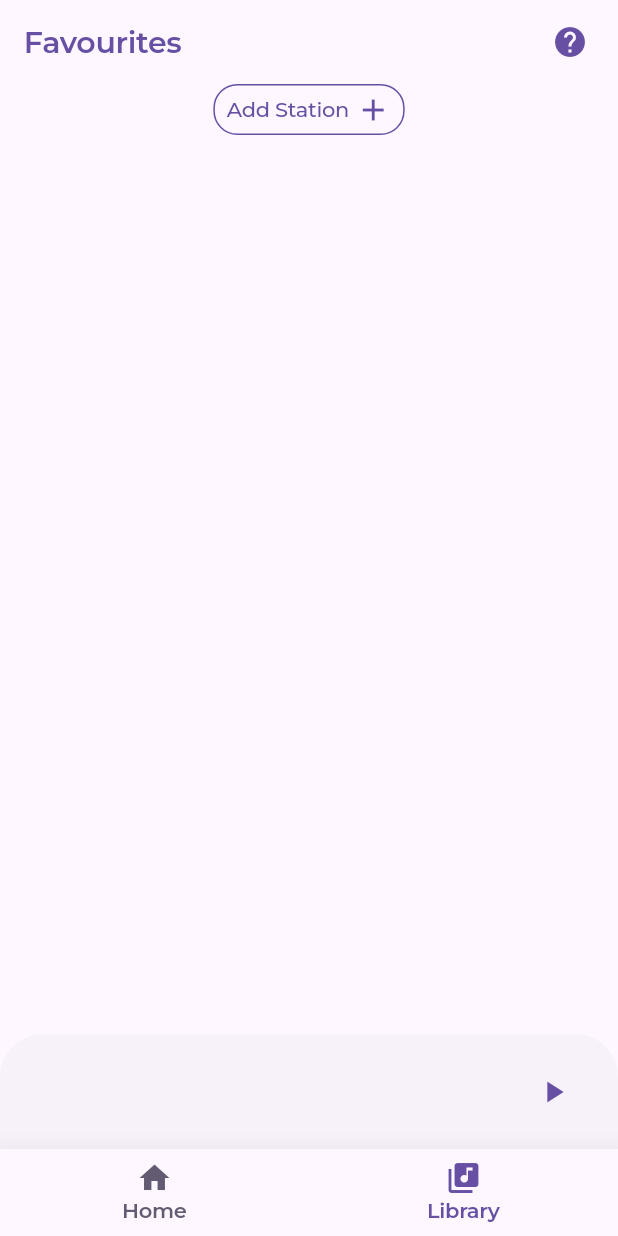
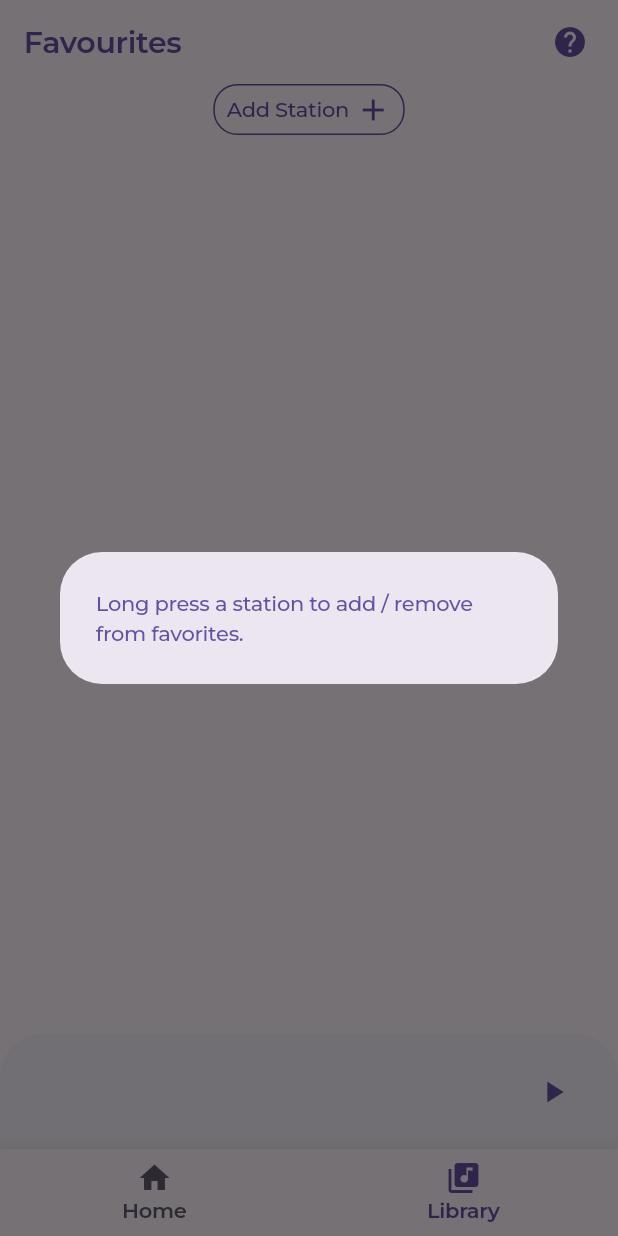
Before and after one commit to the-loudspeaker/pandemodium, a Flutter app: the screen it shows after launch, item 2 of the bottom bar chosen, after a tap on the "help" icon, on a phone screen of 412 x 824 dp. Run offline on Flutter 3.47's test engine with Material 3 defaults, Android fonts, the phone set to English and light mode, and no system bars; drawn by our look-alikes of dynamic_color; our stand-ins replace basic_utils, flutter_screenutil, google_fonts, just_audio, just_audio_background, shared_preferences; network calls fail.

Commit message:
refactor: Temporarily remove dark mode. feat: Add help dialog box. refactor: remove unused colors.

```diff
--- a/lib/Screens/library.dart
+++ b/lib/Screens/library.dart
@@ -11,7 +11,8 @@ class LibraryScreen extends StatelessWidget {
     return Scaffold(
       appBar: AppBar(
         elevation: 0,
-        title: Text("Favourites",
+        title: Text(
+          "Favourites",
           style: MontserratFont.heading3
               .copyWith(color: Theme.of(context).colorScheme.primary),
         ),
@@ -19,8 +20,26 @@ class LibraryScreen extends StatelessWidget {
           Padding(
             padding: const EdgeInsets.symmetric(horizontal: 8),
             child: IconButton(
-              onPressed: () {},
-              icon: Icon(Icons.help, color: Theme.of(context).colorScheme.primary),
+              onPressed: () {
+                showAdaptiveDialog(
+                    context: context,
+                    builder: (context) {
+                      return SimpleDialog(
+                        alignment: Alignment.center,
+                        elevation: 1,
+                        contentPadding: const EdgeInsets.all(24),
+                        children: [
+                          Text(
+                              "Long press a station to add / remove from favorites.",
+                              style: MontserratFont.paragraphMedium2.copyWith(
+                                color: Theme.of(context).colorScheme.primary,
+                              ))
+                        ],
+                      );
+                    });
+              },
+              icon: Icon(Icons.help,
+                  color: Theme.of(context).colorScheme.primary),
             ),
           )
         ],
@@ -29,7 +48,7 @@ class LibraryScreen extends StatelessWidget {
         children: [
           InkWell(
             onTap: () {
-              showDialog(
+              showAdaptiveDialog(
                   context: context,
                   builder: (context) {
                     return const SearchDialog();
@@ -39,7 +58,8 @@ class LibraryScreen extends StatelessWidget {
               padding: const EdgeInsets.symmetric(horizontal: 8, vertical: 4),
               decoration: BoxDecoration(
                   borderRadius: const BorderRadius.all(Radius.circular(16)),
-                  border: Border.all(color: Theme.of(context).colorScheme.primary)),
+                  border:
+                      Border.all(color: Theme.of(context).colorScheme.primary)),
               child: Row(
                 mainAxisSize: MainAxisSize.min,
                 crossAxisAlignment: CrossAxisAlignment.center,
--- a/lib/main.dart
+++ b/lib/main.dart
@@ -31,14 +31,7 @@ class MyApp extends StatelessWidget {
                 title: 'Pandemonium',
                 debugShowCheckedModeBanner: false,
                 color: Theme.of(context).colorScheme.primary,
-                theme: ThemeData(
-                  colorScheme: lightDynamic,
-                    useMaterial3: true
-                ),
-                darkTheme: ThemeData(
-                  colorScheme: darkDynamic,
-                  useMaterial3: true
-                ),
+                theme: ThemeData(colorScheme: lightDynamic, useMaterial3: true),
                 home: const MyHomePage(),
               ),
             );
--- a/lib/utils/custom_fonts.dart
+++ b/lib/utils/custom_fonts.dart
@@ -38,8 +38,3 @@ class MontserratFont {
   static var tiny2 = GoogleFonts.montserrat(
       fontSize: 10, fontWeight: FontWeight.w600, letterSpacing: -0.20);
 }
-
-class FontColors {
-  static var primaryTextColor = const Color(0xFF282828);
-  static var secondaryTextColor = const Color(0xFF828282);
-}
```
Also changed, not shown: lib/utils/search_dialog.dart (+26 -17 lines).
